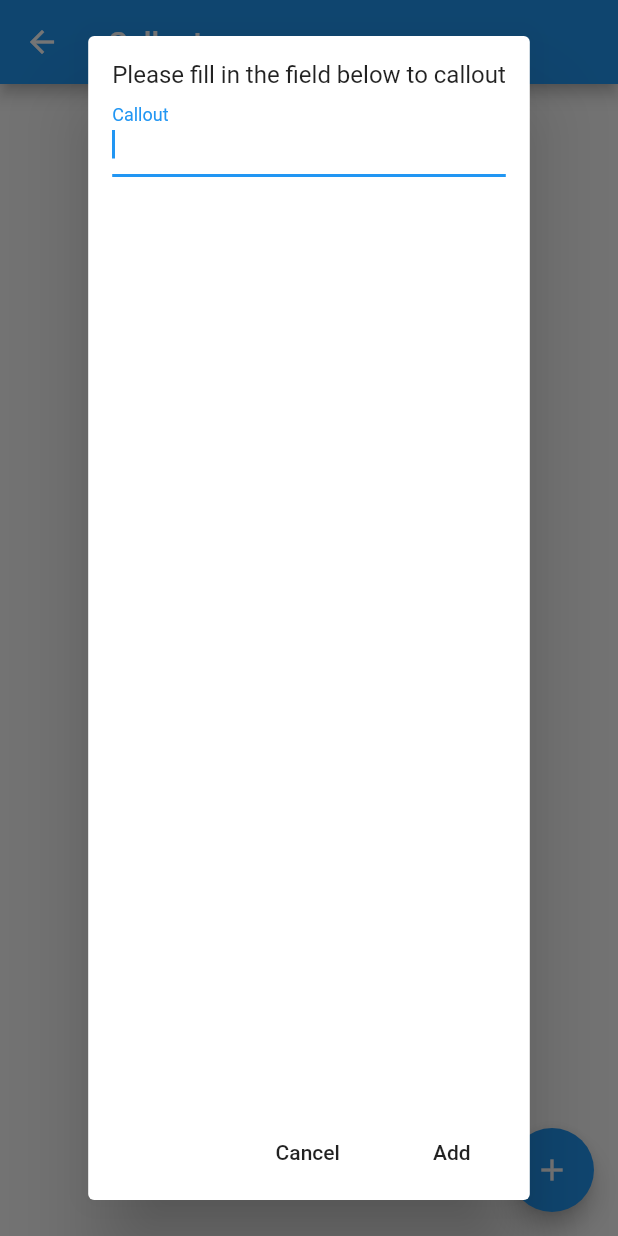
After one commit to IshaqIdris/check_in, a Flutter app: the CalloutText screen opened directly, after a tap on the "add" icon, on a phone screen of 412 x 824 dp. The commit adds this screen. Run offline on Flutter 3.47's test engine with Material 2 defaults, Android fonts, the phone set to English and light mode, and no system bars; our stand-ins replace cloud_firestore, firebase_auth, firebase_storage; missing offline and left inert: flutter_sound; accounts and stored records are empty.

Commit message:
Added callout text ability, reading and adding to firebase

```diff
--- /dev/null
+++ b/lib/pages/calloutText.dart
@@ -0,0 +1,119 @@
+import 'dart:developer';
+
+import 'package:firebase_auth/firebase_auth.dart';
+import 'package:flutter/material.dart';
+import 'package:cloud_firestore/cloud_firestore.dart';
+import 'customCard.dart';
+
+class CalloutText extends StatefulWidget {
+  CalloutText({Key key, this.title, this.uid}) : super(key: key); //update this to include the uid in the constructor
+  final String title;
+  final String uid; //include this
+
+  @override
+  _HomePageState createState() => _HomePageState();
+}
+
+class _HomePageState extends State<CalloutText> {
+  TextEditingController taskTitleInputController;
+  TextEditingController taskDescripInputController;
+  FirebaseUser currentUser;
+
+  @override
+  initState() {
+    taskTitleInputController = new TextEditingController();
+    taskDescripInputController = new TextEditingController();
+    this.getCurrentUser();
+    super.initState();
+  }
+
+  void getCurrentUser() async {
+    currentUser = await FirebaseAuth.instance.currentUser();
+  }
+
+  @override
+  Widget build(BuildContext context) {
+    return Scaffold(
+      appBar: AppBar(
+        title: Text("Callouts"),
+      ),
+      body: Center(
+        child: Container(
+            padding: const EdgeInsets.all(20.0),
+            child: StreamBuilder<QuerySnapshot>(
+              stream: Firestore.instance
+                  .collection("callouts")
+                  .snapshots(),
+              builder: (BuildContext context,
+                  AsyncSnapshot<QuerySnapshot> snapshot) {
+                if (snapshot.hasError)
+                  return new Text('Error: ${snapshot.error}');
+                switch (snapshot.connectionState) {
+                  case ConnectionState.waiting:
+                    return new Text('Loading...');
+                  default:
+                    return new ListView(
+                      children: snapshot.data.documents
+                          .map((DocumentSnapshot document) {
+                        return new CustomCard(
+                          title: document['callout'],
+                        );
+                      }).toList(),
+                    );
+                }
+              },
+            )),
+      ),
+      floatingActionButton: FloatingActionButton(
+        onPressed: _showDialog,
+        tooltip: 'Add',
+        child: Icon(Icons.add),
+      ),
+    );
+  }
+
+  _showDialog() async {
+    await showDialog<String>(
+      context: context,
+      child: AlertDialog(
+        contentPadding: const EdgeInsets.all(16.0),
+        content: Column(
+          children: <Widget>[
+            Text("Please fill in the field below to callout"),
+            Expanded(
+              child: TextField(
+                autofocus: true,
+                decoration: InputDecoration(labelText: 'Callout'),
+                controller: taskTitleInputController,
+              ),
+            ),
+          ],
+        ),
+        actions: <Widget>[
+          FlatButton(
+              child: Text('Cancel'),
+              onPressed: () {
+                taskTitleInputController.clear();
+                Navigator.pop(context);
+              }),
+          FlatButton(
+              child: Text('Add'),
+              onPressed: () {
+                if (taskTitleInputController.text.isNotEmpty) {
+                  Firestore.instance
+                      .collection("callouts")
+                      .add({
+                        "callout": taskTitleInputController.text,
+                      })
+                      .then((result) => {
+                            Navigator.pop(context),
+                            taskTitleInputController.clear(),
+                          })
+                      .catchError((err) => print(err));
+                }
+              })
+        ],
+      ),
+    );
+  }
+}
--- a/pubspec.yaml
+++ b/pubspec.yaml
@@ -22,6 +22,7 @@ dependencies:
   firebase_auth: ^0.8.3
   cloud_firestore: ^0.9.7+2
   firebase_database: ^2.0.2
+  firebase_storage: ^2.0.0
 
 dev_dependencies:
   flutter_test:
```
Also changed, not shown: lib/main.dart (+16 -13 lines), lib/pages/calloutRecord.dart (+18 -3 lines), lib/pages/customCard.dart (added, +58 -0 lines), lib/pages/signIn.dart (+7 -23 lines), lib/pages/task.dart (added, +36 -0 lines), pubspec.lock, 2 other files.
